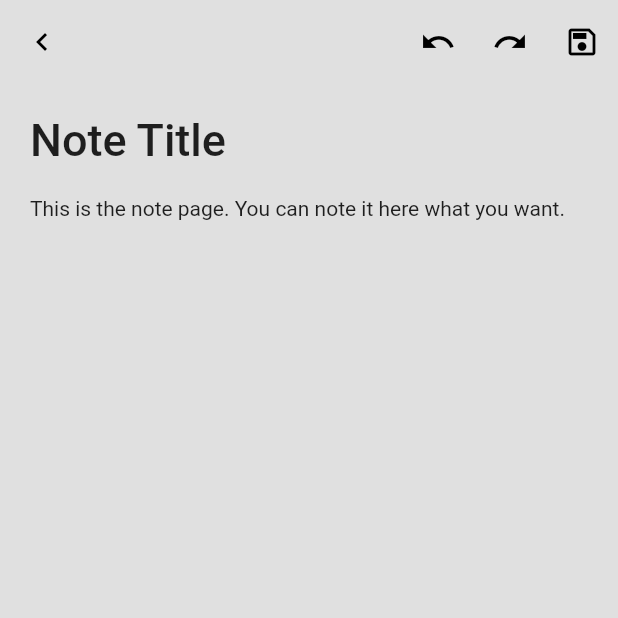
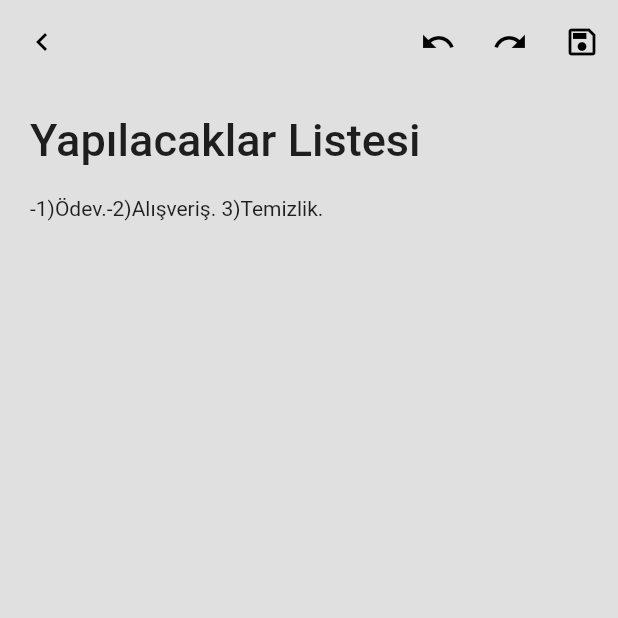
Before and after one commit to AkinBozburun/Note-App-Flutter, a Flutter app: the screen it shows after launch, after a tap on "Yapılacaklar Listesi", on a phone screen of 412 x 824 dp, the top half of it. Run offline on Flutter 3.47's test engine with Material 2 defaults, Android fonts, the phone set to English and light mode, and no system bars.

Commit message:
Some note page improvment

```diff
--- a/lib/view/note_page.dart
+++ b/lib/view/note_page.dart
@@ -1,11 +1,13 @@
 import 'package:flutter/material.dart';
 import 'package:flutter/services.dart';
+import 'package:my_notes_app/core/note_list_map.dart';
 
 class NotePage extends StatefulWidget
 {
   final Color gelencolor;
+  final int gelenIndex;
 
-  const NotePage({super.key, required this.gelencolor});
+  const NotePage({super.key, required this.gelencolor, required this.gelenIndex,});
 
   @override
   State<NotePage> createState() => _NotePageState();
@@ -42,11 +44,12 @@ class _NotePageState extends State<NotePage>
         child: Column
         (
           crossAxisAlignment: CrossAxisAlignment.start,
-          children: const
+          children:
           [
-            Text("Note Title",style: TextStyle(fontSize: 30,fontWeight: FontWeight.w500)),
-            SizedBox(height: 20),
-            Text("This is the note page. You can note it here what you want."),
+            Text(notes[widget.gelenIndex]["title"],
+            style: const TextStyle(fontSize: 30,fontWeight: FontWeight.w500)),
+            const SizedBox(height: 20),
+            Text(notes[widget.gelenIndex]["note"]),
           ],
         ),
       ),
--- a/lib/view/notes_page.dart
+++ b/lib/view/notes_page.dart
@@ -62,7 +62,7 @@ class _NotesPageState extends State<NotesPage>
         (
           onTap: () => Navigator.push(context, MaterialPageRoute(builder: (context) => NotePage
           (
-            gelencolor: noteColor,
+            gelencolor: noteColor,gelenIndex: index,
           ))),
           child: noteCard(index,noteColor,notes),
         ),
```
